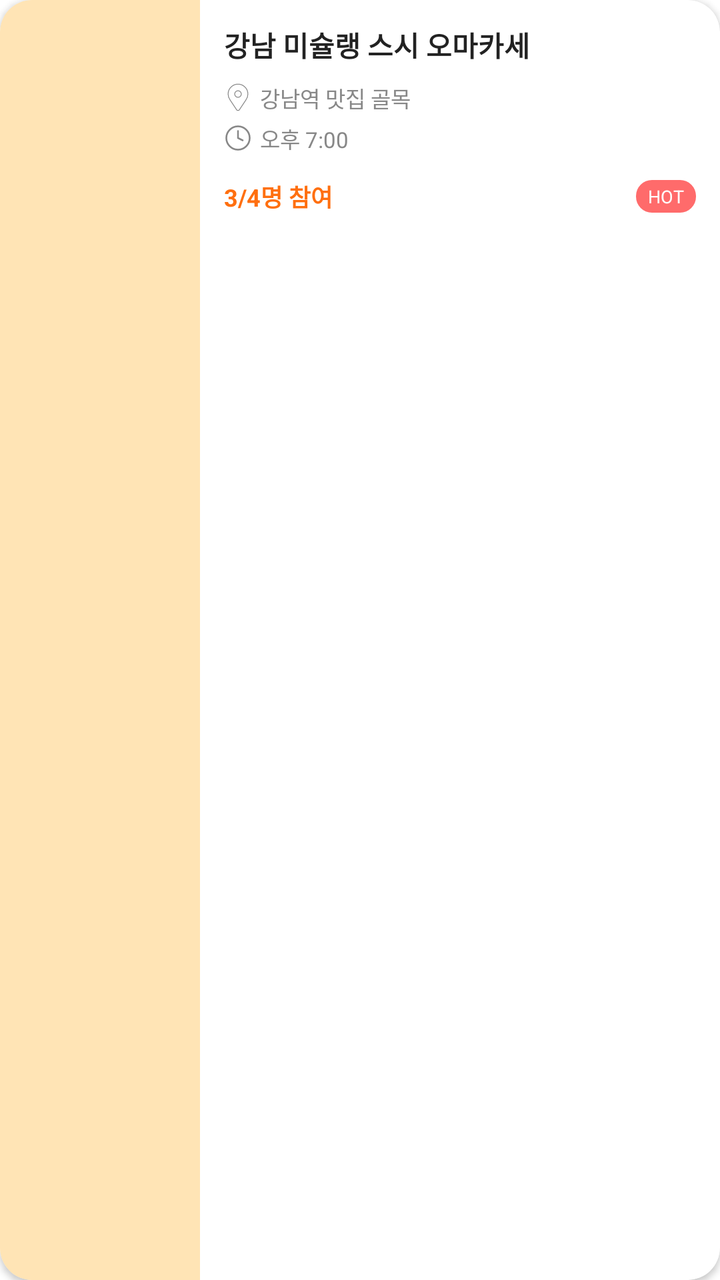
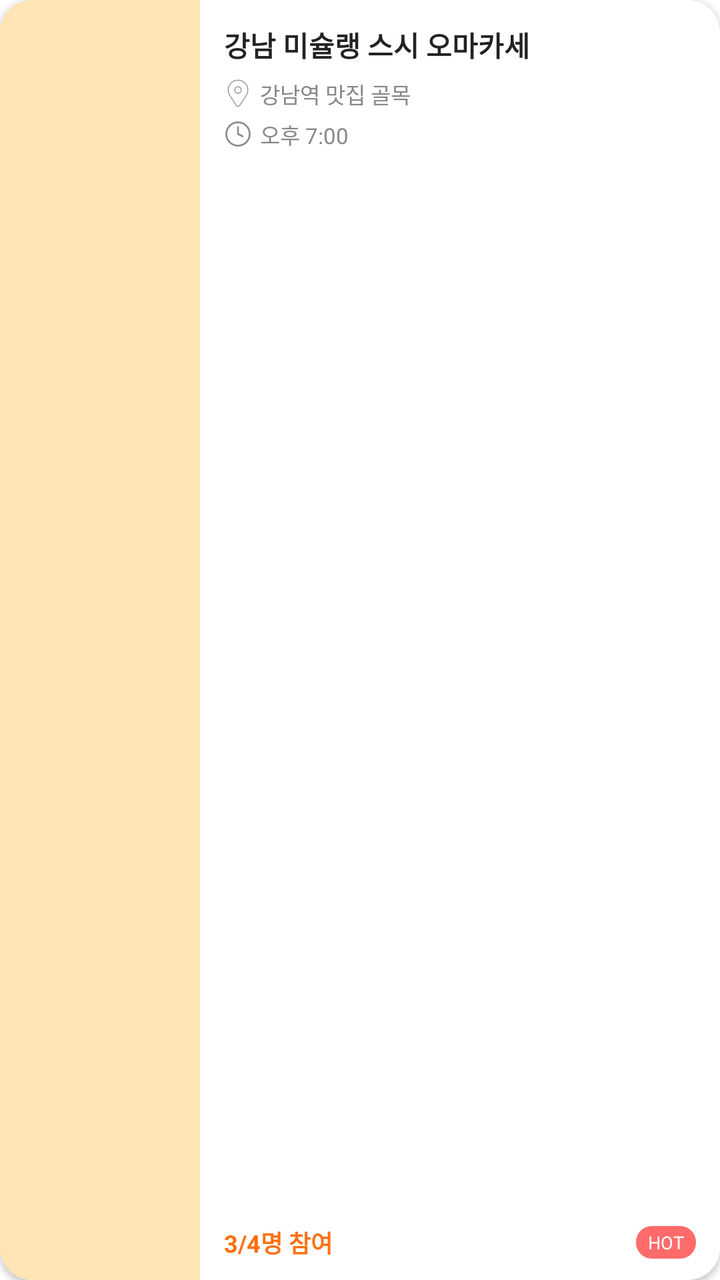

Screens rendered from an Android XML layout before and after an edit, with the pre-edit source and the edit as a unified diff.
<!-- AndroidManifest.xml: application theme Theme.Honbabapp -->
<!-- res/layout/rv_hot_meeting.xml -->
<?xml version="1.0" encoding="utf-8"?>
<androidx.cardview.widget.CardView
    xmlns:android="http://schemas.android.com/apk/res/android"
    xmlns:app="http://schemas.android.com/apk/res-auto"
    android:layout_width="280dp"
    android:layout_height="120dp"
    android:layout_marginEnd="12dp"
    app:cardCornerRadius="16dp"
    app:cardElevation="2dp"
    android:foreground="?android:attr/selectableItemBackground"
    android:clickable="true"
    android:focusable="true">

    <LinearLayout
        android:layout_width="match_parent"
        android:layout_height="match_parent"
        android:orientation="horizontal">

        <ImageView
            android:id="@+id/iv_meeting_image"
            android:layout_width="100dp"
            android:layout_height="match_parent"
            android:scaleType="centerCrop"
            android:background="#FFE4B5" />

        <LinearLayout
            android:layout_width="match_parent"
            android:layout_height="match_parent"
            android:orientation="vertical"
            android:padding="12dp">

            
            <TextView
                android:id="@+id/tv_meeting_title"
                android:layout_width="match_parent"
                android:layout_height="wrap_content"
                android:text="강남 미슐랭 스시 오마카세"
                android:textColor="@color/text_100"
                android:textSize="14sp"
                android:textStyle="bold"
                android:maxLines="2"
                android:ellipsize="end" />

            
            <LinearLayout
                android:layout_width="match_parent"
                android:layout_height="wrap_content"
                android:orientation="horizontal"
                android:gravity="start|center_vertical"
                android:layout_marginTop="8dp">

                <ImageView
                    android:layout_width="14dp"
                    android:layout_height="14dp"
                    android:src="@drawable/ic_location"
                    android:layout_marginEnd="4dp" />

                <TextView
                    android:id="@+id/tv_meeting_location"
                    android:layout_width="wrap_content"
                    android:layout_height="wrap_content"
                    android:text="강남역 맛집 골목"
                    android:textColor="@color/text_200"
                    android:textSize="11sp"
                    android:maxLines="1"
                    android:ellipsize="end" />

            </LinearLayout>

            
            <LinearLayout
                android:layout_width="match_parent"
                android:layout_height="wrap_content"
                android:orientation="horizontal"
                android:gravity="start|center_vertical"
                android:layout_marginTop="4dp">

                <ImageView
                    android:layout_width="14dp"
                    android:layout_height="14dp"
                    android:src="@drawable/ic_clock"
                    android:layout_marginEnd="4dp" />

                <TextView
                    android:id="@+id/tv_meeting_time"
                    android:layout_width="wrap_content"
                    android:layout_height="wrap_content"
                    android:text="오후 7:00"
                    android:textColor="@color/text_200"
                    android:textSize="11sp" />

            </LinearLayout>

            
            <LinearLayout
                android:layout_width="match_parent"
                android:layout_height="wrap_content"
                android:orientation="horizontal"
                android:gravity="center_vertical"
                android:layout_marginTop="12dp">

                <TextView
                    android:id="@+id/tv_participants"
                    android:layout_width="0dp"
                    android:layout_height="wrap_content"
                    android:layout_weight="1"
                    android:text="3/4명 참여"
                    android:textColor="@color/primary_200"
                    android:textSize="12sp"
                    android:textStyle="bold" />

                <TextView
                    android:id="@+id/tv_badge"
                    android:layout_width="wrap_content"
                    android:layout_height="wrap_content"
                    android:text="HOT"
                    android:textSize="9sp"
                    android:textColor="@color/white"
                    android:background="@drawable/hot_badge_background"
                    android:paddingHorizontal="6dp"
                    android:paddingVertical="2dp" />

            </LinearLayout>

        </LinearLayout>

    </LinearLayout>

</androidx.cardview.widget.CardView>
<!-- resources referenced by this layout -->
<resources>
  <color name="primary_200">#FF6F0F</color>
  <color name="text_100">#222222</color>
  <color name="text_200">#888888</color>
  <color name="white">#FFFFFFFF</color>
  <!-- drawable hot_badge_background (drawable) -->
  <?xml version="1.0" encoding="utf-8"?>
  <shape xmlns:android="http://schemas.android.com/apk/res/android">
      <solid android:color="#FF6B6B" />
      <corners android:radius="8dp" />
  </shape>
  <!-- drawable ic_clock (drawable) -->
  <vector xmlns:android="http://schemas.android.com/apk/res/android"
      android:width="16dp"
      android:height="16dp"
      android:viewportWidth="24"
      android:viewportHeight="24">
  
    
    <path
        android:pathData="M12,2A10,10 0,1 1,12 22A10,10 0,1 1,12 2z"
        android:strokeColor="@color/text_200"
        android:strokeWidth="1.5" />
  
    
    <path
        android:pathData="M12,6V12L16,14"
        android:strokeColor="@color/text_200"
        android:strokeWidth="1.5"
        android:strokeLineCap="round"
        android:strokeLineJoin="round"/>
  </vector>
  <!-- drawable ic_location (drawable) -->
  <vector xmlns:android="http://schemas.android.com/apk/res/android"
      android:height="24dp"
      android:width="24dp"
      android:viewportHeight="68"
      android:viewportWidth="68">
  
      <path
          android:strokeColor="#888888"
          android:strokeWidth="2"
          android:strokeLineCap="round"
          android:strokeLineJoin="round"
          android:fillColor="@android:color/transparent"
          android:pathData="M34,2C20.746,2 10,12.746 10,26c0,5.219 1.711,10.008 4.555,13.93c0.051,0.094 0.059,0.199 0.117,0.289l16,24C31.414,65.332 32.664,66 34,66s2.586,-0.668 3.328,-1.781l16,-24c0.059,-0.09 0.066,-0.195 0.117,-0.289C56.289,36.008 58,31.219 58,26C58,12.746 47.254,2 34,2zM34,34c-4.418,0 -8,-3.582 -8,-8s3.582,-8 8,-8s8,3.582 8,8S38.418,34 34,34z"/>
  
  </vector>
  <style name="Theme.Honbabapp" parent="Base.Theme.Honbabapp">
          <item name="android:windowIsTranslucent">true</item>
      </style>
  <style name="Base.Theme.Honbabapp" parent="Theme.Material3.Light.NoActionBar">
          
          <item name="colorPrimary">@color/primary_100</item>
          <item name="colorPrimaryVariant">@color/primary_200</item>
          <item name="colorOnPrimary">@android:color/white</item>
  
          
          <item name="colorSecondary">@color/accent_100</item>
          <item name="colorSecondaryVariant">@color/accent_200</item>
          <item name="colorOnSecondary">@android:color/white</item>
  
          
          <item name="android:colorBackground">@color/bg_100</item>
          <item name="colorSurface">@color/white</item>
          <item name="colorOnSurface">@color/text_100</item>
  
          
          <item name="android:statusBarColor">@android:color/white</item>
          <item name="android:windowLightStatusBar">true</item>
          
      </style>
  <color name="primary_100">#FF8A30</color>
  <color name="accent_100">#00C7AE</color>
  <color name="accent_200">#2B2B2B</color>
  <color name="bg_100">#FFFFFF</color>
</resources>

<!-- the commit's change to res/layout/rv_hot_meeting.xml (unified diff, before → after) -->
@@ -11,119 +11,124 @@
     android:clickable="true"
     android:focusable="true">
 
-    <LinearLayout
+    <androidx.constraintlayout.widget.ConstraintLayout
         android:layout_width="match_parent"
-        android:layout_height="match_parent"
-        android:orientation="horizontal">
+        android:layout_height="match_parent">
 
         <ImageView
             android:id="@+id/iv_meeting_image"
             android:layout_width="100dp"
-            android:layout_height="match_parent"
+            android:layout_height="0dp"
             android:scaleType="centerCrop"
-            android:background="#FFE4B5" />
+            android:background="#FFE4B5"
+            app:layout_constraintStart_toStartOf="parent"
+            app:layout_constraintTop_toTopOf="parent"
+            app:layout_constraintBottom_toBottomOf="parent" />
 
+        
+        <TextView
+            android:id="@+id/tv_meeting_title"
+            android:layout_width="0dp"
+            android:layout_height="wrap_content"
+            android:layout_marginStart="12dp"
+            android:layout_marginTop="12dp"
+            android:layout_marginEnd="12dp"
+            android:text="강남 미슐랭 스시 오마카세"
+            android:textColor="@color/text_100"
+            android:textSize="14sp"
+            android:textStyle="bold"
+            android:maxLines="2"
+            android:ellipsize="end"
+            app:layout_constraintStart_toEndOf="@id/iv_meeting_image"
+            app:layout_constraintTop_toTopOf="parent"
+            app:layout_constraintEnd_toEndOf="parent" />
+
+        
         <LinearLayout
-            android:layout_width="match_parent"
-            android:layout_height="match_parent"
-            android:orientation="vertical"
-            android:padding="12dp">
+            android:id="@+id/layout_location"
+            android:layout_width="0dp"
+            android:layout_height="wrap_content"
+            android:layout_marginTop="6dp"
+            android:orientation="horizontal"
+            android:gravity="start|center_vertical"
+            app:layout_constraintStart_toStartOf="@id/tv_meeting_title"
+            app:layout_constraintTop_toBottomOf="@id/tv_meeting_title"
+            app:layout_constraintEnd_toEndOf="@id/tv_meeting_title">
 
-            
+            <ImageView
+                android:layout_width="14dp"
+                android:layout_height="14dp"
+                android:src="@drawable/ic_location"
+                android:layout_marginEnd="4dp" />
+
             <TextView
-                android:id="@+id/tv_meeting_title"
-                android:layout_width="match_parent"
+                android:id="@+id/tv_meeting_location"
+                android:layout_width="wrap_content"
                 android:layout_height="wrap_content"
-                android:text="강남 미슐랭 스시 오마카세"
-                android:textColor="@color/text_100"
-                android:textSize="14sp"
-                android:textStyle="bold"
-                android:maxLines="2"
+                android:text="강남역 맛집 골목"
+                android:textColor="@color/text_200"
+                android:textSize="11sp"
+                android:maxLines="1"
                 android:ellipsize="end" />
-
-            
-            <LinearLayout
-                android:layout_width="match_parent"
-                android:layout_height="wrap_content"
-                android:orientation="horizontal"
-                android:gravity="start|center_vertical"
-                android:layout_marginTop="8dp">
-
-                <ImageView
-                    android:layout_width="14dp"
-                    android:layout_height="14dp"
-                    android:src="@drawable/ic_location"
-                    android:layout_marginEnd="4dp" />
-
-                <TextView
-                    android:id="@+id/tv_meeting_location"
-                    android:layout_width="wrap_content"
-                    android:layout_height="wrap_content"
-                    android:text="강남역 맛집 골목"
-                    android:textColor="@color/text_200"
-                    android:textSize="11sp"
-                    android:maxLines="1"
-                    android:ellipsize="end" />
-
-            </LinearLayout>
-
-            
-            <LinearLayout
-                android:layout_width="match_parent"
-                android:layout_height="wrap_content"
-                android:orientation="horizontal"
-                android:gravity="start|center_vertical"
-                android:layout_marginTop="4dp">
-
-                <ImageView
-                    android:layout_width="14dp"
-                    android:layout_height="14dp"
-                    android:src="@drawable/ic_clock"
-                    android:layout_marginEnd="4dp" />
-
-                <TextView
-                    android:id="@+id/tv_meeting_time"
-                    android:layout_width="wrap_content"
-                    android:layout_height="wrap_content"
-                    android:text="오후 7:00"
-                    android:textColor="@color/text_200"
-                    android:textSize="11sp" />
-
-            </LinearLayout>
-
-            
-            <LinearLayout
-                android:layout_width="match_parent"
-                android:layout_height="wrap_content"
-                android:orientation="horizontal"
-                android:gravity="center_vertical"
-                android:layout_marginTop="12dp">
-
-                <TextView
-                    android:id="@+id/tv_participants"
-                    android:layout_width="0dp"
-                    android:layout_height="wrap_content"
-                    android:layout_weight="1"
-                    android:text="3/4명 참여"
-                    android:textColor="@color/primary_200"
-                    android:textSize="12sp"
-                    android:textStyle="bold" />
-
-                <TextView
-                    android:id="@+id/tv_badge"
-                    android:layout_width="wrap_content"
-                    android:layout_height="wrap_content"
-                    android:text="HOT"
-                    android:textSize="9sp"
-                    android:textColor="@color/white"
-                    android:background="@drawable/hot_badge_background"
-                    android:paddingHorizontal="6dp"
-                    android:paddingVertical="2dp" />
-
-            </LinearLayout>
 
         </LinearLayout>
 
-    </LinearLayout>
+        
+        <LinearLayout
+            android:id="@+id/layout_time"
+            android:layout_width="0dp"
+            android:layout_height="wrap_content"
+            android:layout_marginTop="4dp"
+            android:orientation="horizontal"
+            android:gravity="start|center_vertical"
+            app:layout_constraintStart_toStartOf="@id/tv_meeting_title"
+            app:layout_constraintTop_toBottomOf="@id/layout_location"
+            app:layout_constraintEnd_toEndOf="@id/tv_meeting_title">
+
+            <ImageView
+                android:layout_width="14dp"
+                android:layout_height="14dp"
+                android:src="@drawable/ic_clock"
+                android:layout_marginEnd="4dp" />
+
+            <TextView
+                android:id="@+id/tv_meeting_time"
+                android:layout_width="wrap_content"
+                android:layout_height="wrap_content"
+                android:text="오후 7:00"
+                android:textColor="@color/text_200"
+                android:textSize="11sp" />
+
+        </LinearLayout>
+
+        
+        <TextView
+            android:id="@+id/tv_participants"
+            android:layout_width="0dp"
+            android:layout_height="wrap_content"
+            android:layout_marginBottom="10dp"
+            android:text="3/4명 참여"
+            android:textColor="@color/primary_200"
+            android:textSize="12sp"
+            android:textStyle="bold"
+            app:layout_constraintStart_toStartOf="@id/tv_meeting_title"
+            app:layout_constraintEnd_toStartOf="@id/tv_badge"
+            app:layout_constraintBottom_toBottomOf="parent" />
+
+        <TextView
+            android:id="@+id/tv_badge"
+            android:layout_width="wrap_content"
+            android:layout_height="wrap_content"
+            android:text="HOT"
+            android:textSize="9sp"
+            android:textColor="@color/white"
+            android:background="@drawable/hot_badge_background"
+            android:paddingHorizontal="6dp"
+            android:paddingVertical="2dp"
+            app:layout_constraintEnd_toEndOf="@id/tv_meeting_title"
+            app:layout_constraintTop_toTopOf="@id/tv_participants"
+            app:layout_constraintBottom_toBottomOf="@id/tv_participants" />
+
+    </androidx.constraintlayout.widget.ConstraintLayout>
 
 </androidx.cardview.widget.CardView>
